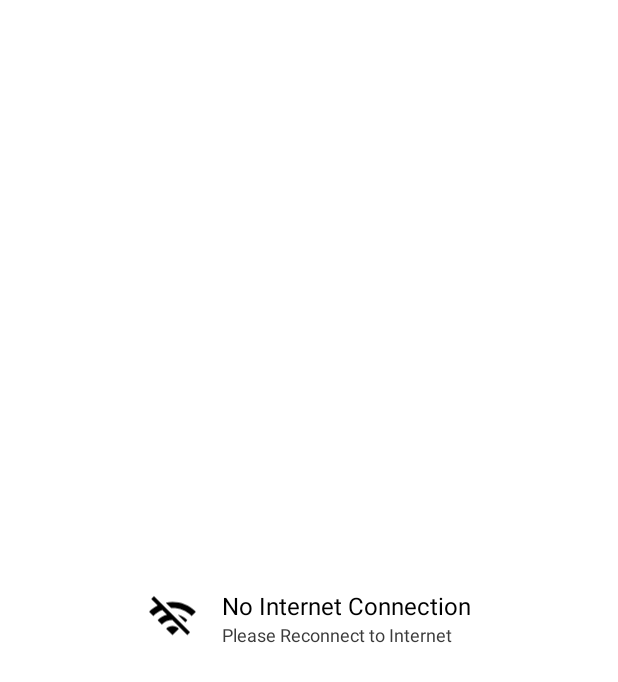
After one commit to farizkik/IF3210-2024-Android-AMW, an Android app: the layout fragment_network_offline.xml on its own in the app's theme, with its tools: preview values and no code run, on a phone screen of 412 x 824 dp. The commit adds this screen. Shown: the top 682 px of the screen. Run offline under Robolectric (Android 15) with nearby library versions, the phone set to English and light mode, and no system bars.

Commit message:
feat: add network offline fragment

```diff
--- /dev/null
+++ b/app/src/main/res/layout/fragment_network_offline.xml
@@ -0,0 +1,48 @@
+<?xml version="1.0" encoding="utf-8"?>
+<RelativeLayout xmlns:android="http://schemas.android.com/apk/res/android"
+    xmlns:app="http://schemas.android.com/apk/res-auto"
+    android:layout_width="match_parent"
+    android:layout_height="match_parent">
+
+    <LinearLayout
+        android:id="@+id/network_offline_fragment"
+        android:layout_width="match_parent"
+        android:layout_height="match_parent"
+        android:layout_centerInParent="true"
+        android:gravity="center_vertical|center_horizontal"
+        android:orientation="horizontal"
+        android:padding="16dp">
+
+
+        <ImageView
+            android:id="@+id/image_wifi_connection"
+            android:layout_width="34dp"
+            android:layout_height="41dp"
+            android:contentDescription="@string/network_offline_image_description"
+            app:srcCompat="@drawable/ic_baseline_wifi_off_24" />
+
+        <LinearLayout
+            android:layout_width="wrap_content"
+            android:layout_height="wrap_content"
+            android:orientation="vertical"
+            android:paddingStart="16dp">
+
+            <TextView
+                android:id="@+id/network_offline_title"
+                android:layout_width="wrap_content"
+                android:layout_height="wrap_content"
+                android:text="@string/network_offline_title"
+                android:textColor="@color/black"
+                android:textSize="16sp" />
+
+            <TextView
+                android:id="@+id/network_offline_subtitle"
+                android:layout_width="wrap_content"
+                android:layout_height="wrap_content"
+                android:text="@string/network_offline_subtitle"
+                android:textColor="@color/dark_gray"
+                android:textSize="12sp" />
+
+        </LinearLayout>
+    </LinearLayout>
+</RelativeLayout>
--- a/app/src/main/res/values/colors.xml
+++ b/app/src/main/res/values/colors.xml
@@ -7,4 +7,5 @@
     <color name="teal_700">#FF018786</color>
     <color name="black">#FF000000</color>
     <color name="white">#FFFFFFFF</color>
+    <color name="dark_gray">#3b3b3b</color>
 </resources>
--- a/app/src/main/res/values/strings.xml
+++ b/app/src/main/res/values/strings.xml
@@ -5,4 +5,7 @@
     <string name="title_notifications">Notifications</string>
     <!-- TODO: Remove or change this placeholder text -->
     <string name="hello_blank_fragment">Hello blank fragment</string>
+    <string name="network_offline_title">No Internet Connection</string>
+    <string name="network_offline_subtitle">Please Reconnect to Internet</string>
+    <string name="network_offline_image_description">Network Offline Image</string>
 </resources>
```
